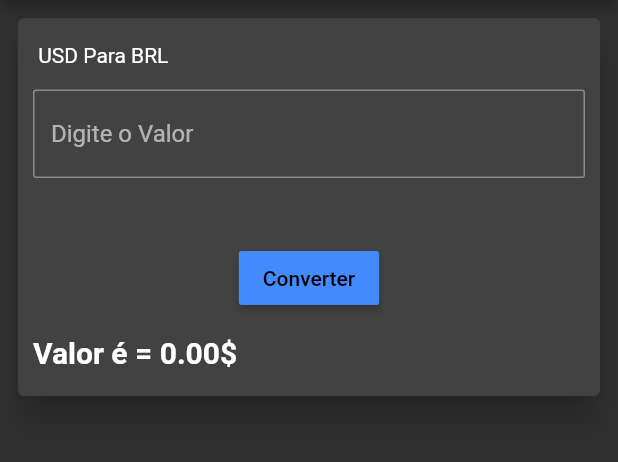
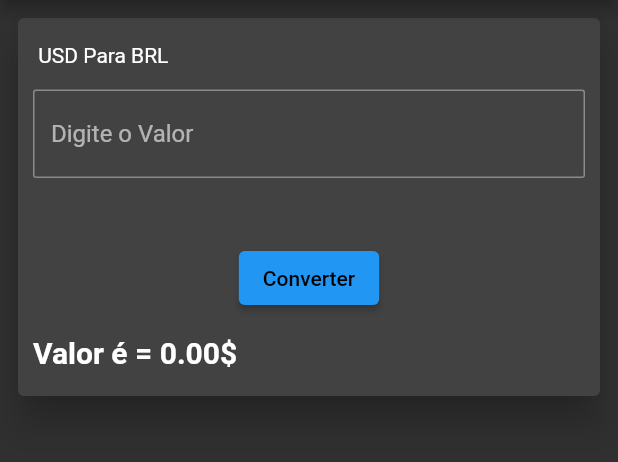
Before and after one commit to sigismundo03/Projetos-, a Flutter app: the screen it shows after launch, on a phone screen of 412 x 824 dp, the part 84-546 px from its top. Run offline on Flutter 3.47's test engine with Material 2 defaults, Android fonts, the phone set to English and light mode, and no system bars; our stand-ins replace dio, font_awesome_flutter, get.

Commit message:
atualizacao flutter 2

```diff
--- a/conversordemoedas/lib/home/controllers/home_controller.dart
+++ b/conversordemoedas/lib/home/controllers/home_controller.dart
@@ -1,6 +1,7 @@
 // import 'package:conversordemoedas/home/model/home_model.dart';
 import 'package:conversordemoedas/home/model/Listademoeda_model.dart';
 import 'package:conversordemoedas/home/repository/home_repository.dart';
+// ignore: import_of_legacy_library_into_null_safe
 import 'package:get/get.dart';
 
 class Controller extends GetxController{
--- a/conversordemoedas/lib/home/repository/home_repository.dart
+++ b/conversordemoedas/lib/home/repository/home_repository.dart
@@ -1,6 +1,8 @@
 // import 'package:conversordemoedas/home/model/home_model.dart';
 // import 'package:conversordemoedas/home/utils/url.dart';
+
 import 'package:conversordemoedas/home/model/Listademoeda_model.dart';
+// ignore: import_of_legacy_library_into_null_safe
 import 'package:dio/dio.dart';
 
 class Api{
--- a/conversordemoedas/lib/home/routes/pages.dart
+++ b/conversordemoedas/lib/home/routes/pages.dart
@@ -1,6 +1,7 @@
 import 'package:conversordemoedas/home/routes/routes.dart';
 import 'package:conversordemoedas/home/views/detalhe_view.dart';
 import 'package:conversordemoedas/home/views/home_view.dart';
+// ignore: import_of_legacy_library_into_null_safe
 import 'package:get/get.dart';
 
 class Pages {
--- a/conversordemoedas/lib/home/views/detalhe_view.dart
+++ b/conversordemoedas/lib/home/views/detalhe_view.dart
@@ -3,6 +3,7 @@
 import 'package:conversordemoedas/home/controllers/home_controller.dart';
 import 'package:conversordemoedas/home/widgets/drawer_widget.dart';
 import 'package:flutter/material.dart';
+// ignore: import_of_legacy_library_into_null_safe
 import 'package:get/get.dart';
 import '../descricaodemoedas/descrescaomoeda.dart';
 
--- a/conversordemoedas/lib/home/views/home_view.dart
+++ b/conversordemoedas/lib/home/views/home_view.dart
@@ -1,5 +1,6 @@
 import 'package:conversordemoedas/home/controllers/home_controller.dart';
 import 'package:flutter/material.dart';
+// ignore: import_of_legacy_library_into_null_safe
 import 'package:get/get.dart';
 //import '../widgets/converso_widget.dart';
 import '../widgets/drawer_widget.dart';
@@ -96,11 +97,10 @@ class HomeView extends StatelessWidget {
                      child: CircularProgressIndicator(),
                    )
                    :
-                    RaisedButton(
+                   ElevatedButton(
                    child: Text('Converter',
                    style: TextStyle(color: Colors.black),
                    ),
-                   color: Colors.blueAccent,
                    onPressed: (){
                      controller.conversor("USD");
                    },
--- a/conversordemoedas/lib/home/widgets/drawer_widget.dart
+++ b/conversordemoedas/lib/home/widgets/drawer_widget.dart
@@ -1,5 +1,7 @@
 import 'package:flutter/material.dart';
+// ignore: import_of_legacy_library_into_null_safe
 import 'package:font_awesome_flutter/font_awesome_flutter.dart';
+// ignore: import_of_legacy_library_into_null_safe
 import 'package:get/route_manager.dart';
 
 // FontAwesomeIcons.dollarSign
--- a/conversordemoedas/lib/main.dart
+++ b/conversordemoedas/lib/main.dart
@@ -1,5 +1,6 @@
 import 'package:conversordemoedas/home/routes/pages.dart';
 import 'package:flutter/material.dart';
+// ignore: import_of_legacy_library_into_null_safe
 import 'package:get/get_navigation/get_navigation.dart';
 
 import 'home/routes/routes.dart';
```
